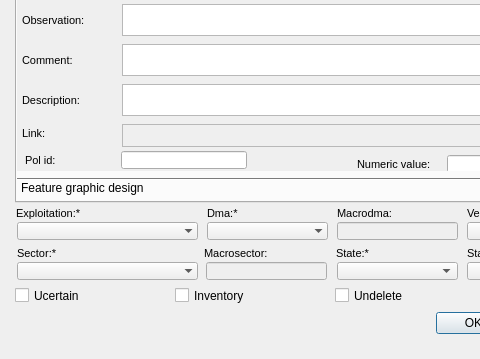
Old version of the form init_ui/ud_man_gully.ui in the repository Giswater/giswater_qgis_plugin; both pictures show x 0 to 480 and y 277 to 636 of the 603 by 636 pixel window.
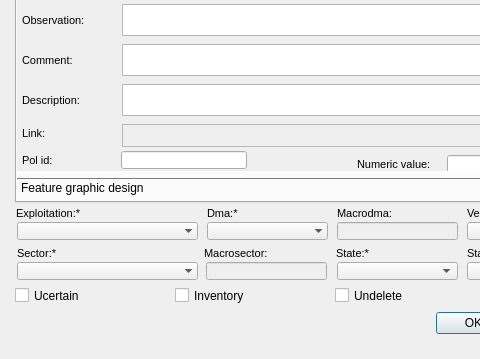
New version of the form. The open tabs and pages were chosen to show the change. Icons and pictures are not drawn. Custom widgets are drawn as their Qt base class.

```diff
--- a/init_ui/ud_man_gully.ui
+++ b/init_ui/ud_man_gully.ui
@@ -1280,8 +1280,8 @@
         <rect>
          <x>0</x>
          <y>0</y>
-         <width>98</width>
-         <height>28</height>
+         <width>571</width>
+         <height>295</height>
         </rect>
        </property>
        <attribute name="label">
@@ -1965,7 +1965,7 @@
        <widget class="QLabel" name="label_pol_id">
         <property name="geometry">
          <rect>
-          <x>8</x>
+          <x>5</x>
           <y>270</y>
           <width>90</width>
           <height>22</height>
```
Left out of the diff: 4 changed lines with no effect on the pictures.
